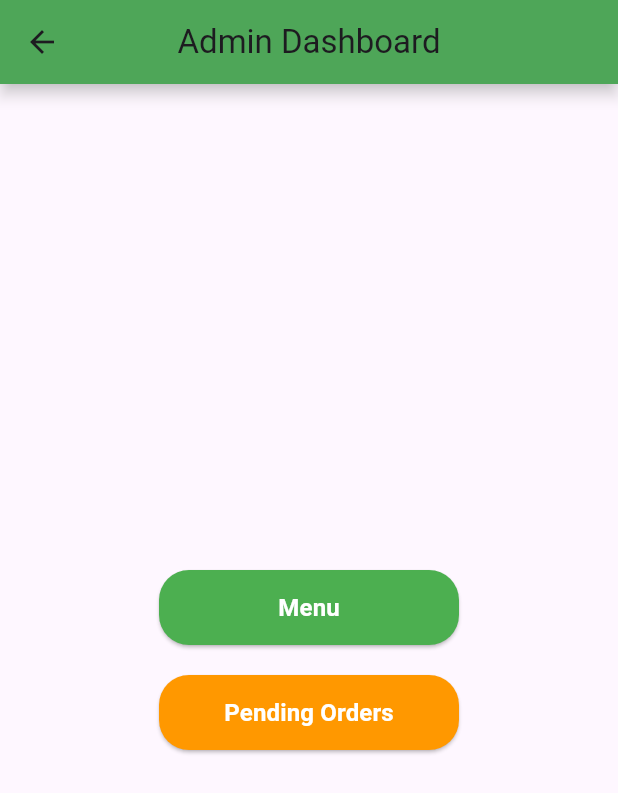
After one commit to AlanRoni/Gitsbites, a Flutter app: the AdminPage screen opened by its route, on a phone screen of 412 x 824 dp. The commit adds this screen. Shown: the top 793 px of the screen. Run offline on Flutter 3.47's test engine with Material 3 defaults, Android fonts, the phone set to English and light mode, and no system bars; our stand-ins replace cloud_firestore, firebase_auth, firebase_core, google_sign_in, pdf, table_calendar; missing offline and left inert: universal_html; accounts and stored records are empty.

Commit message:
Starting of Admin page

```diff
--- /dev/null
+++ b/lib/admin.dart
@@ -0,0 +1,76 @@
+import 'package:flutter/material.dart';
+
+class AdminPage extends StatelessWidget {
+  const AdminPage({super.key});
+
+  @override
+  Widget build(BuildContext context) {
+    return Scaffold(
+      appBar: AppBar(
+        title: const Text('Admin Dashboard'),
+        centerTitle: true,
+        backgroundColor: Colors.green,
+        elevation: 4.0,
+        shadowColor: Colors.grey.shade300,
+      ),
+      body: Center(
+        child: Column(
+          mainAxisAlignment: MainAxisAlignment.center,
+          children: [
+            // Menu Button
+            SizedBox(
+              width: 200,
+              height: 50,
+              child: ElevatedButton(
+                style: ElevatedButton.styleFrom(
+                  backgroundColor: Colors.green,
+                  shape: RoundedRectangleBorder(
+                    borderRadius: BorderRadius.circular(20),
+                  ),
+                ),
+                onPressed: () {
+                  // Navigate to the Admin Menu Page
+                  Navigator.pushNamed(context, '/admin_menu');
+                },
+                child: const Text(
+                  'Menu',
+                  style: TextStyle(
+                    color: Colors.white,
+                    fontSize: 16,
+                    fontWeight: FontWeight.bold,
+                  ),
+                ),
+              ),
+            ),
+            const SizedBox(height: 20), // Spacing between buttons
+            // Pending Orders Button
+            SizedBox(
+              width: 200,
+              height: 50,
+              child: ElevatedButton(
+                style: ElevatedButton.styleFrom(
+                  backgroundColor: Colors.orange,
+                  shape: RoundedRectangleBorder(
+                    borderRadius: BorderRadius.circular(20),
+                  ),
+                ),
+                onPressed: () {
+                  // Navigate to the Pending Orders Page
+                  Navigator.pushNamed(context, '/admin_pending_orders');
+                },
+                child: const Text(
+                  'Pending Orders',
+                  style: TextStyle(
+                    color: Colors.white,
+                    fontSize: 16,
+                    fontWeight: FontWeight.bold,
+                  ),
+                ),
+              ),
+            ),
+          ],
+        ),
+      ),
+    );
+  }
+}
```
Also changed, not shown: lib/admin_menu.dart (+6 -3 lines), lib/admin_pending_orders.dart (added, +146 -0 lines), lib/google_pay_page.dart (added, +32 -0 lines), lib/main.dart (+45 -11 lines), lib/order_placed_page.dart (added, +42 -0 lines), lib/payment.dart (+37 -20 lines), assets/qr.jpg (added).
